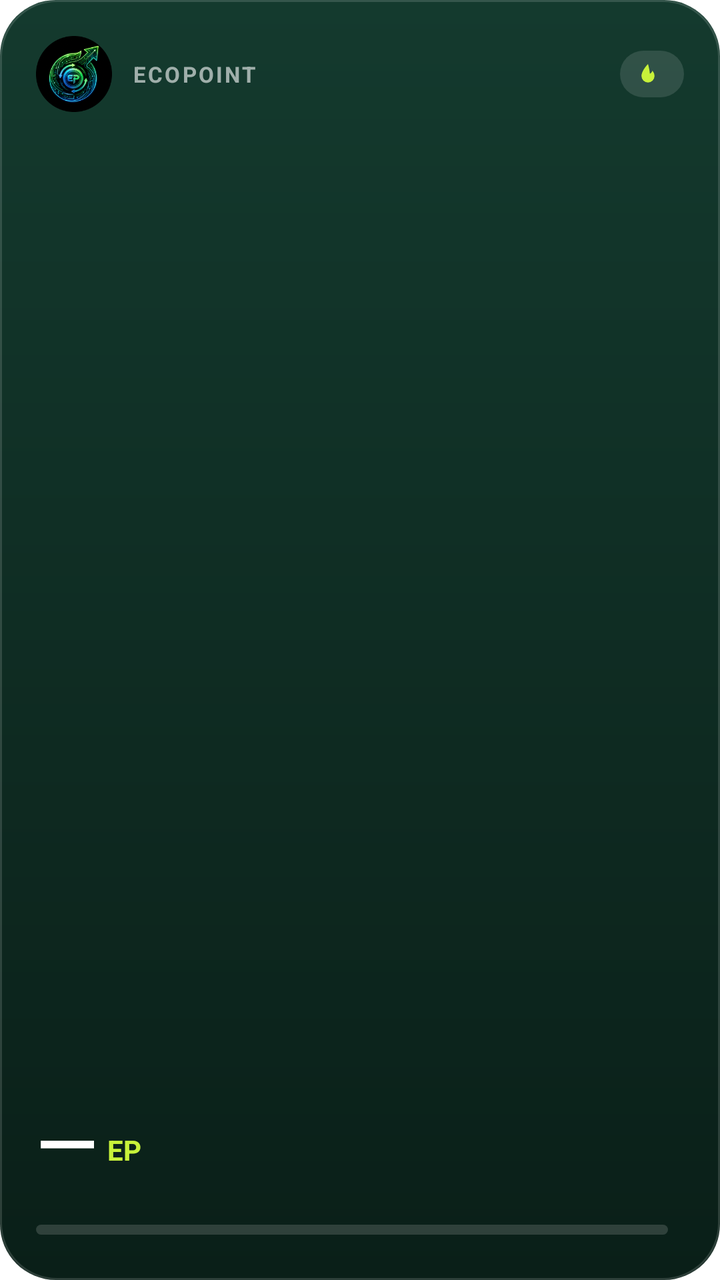
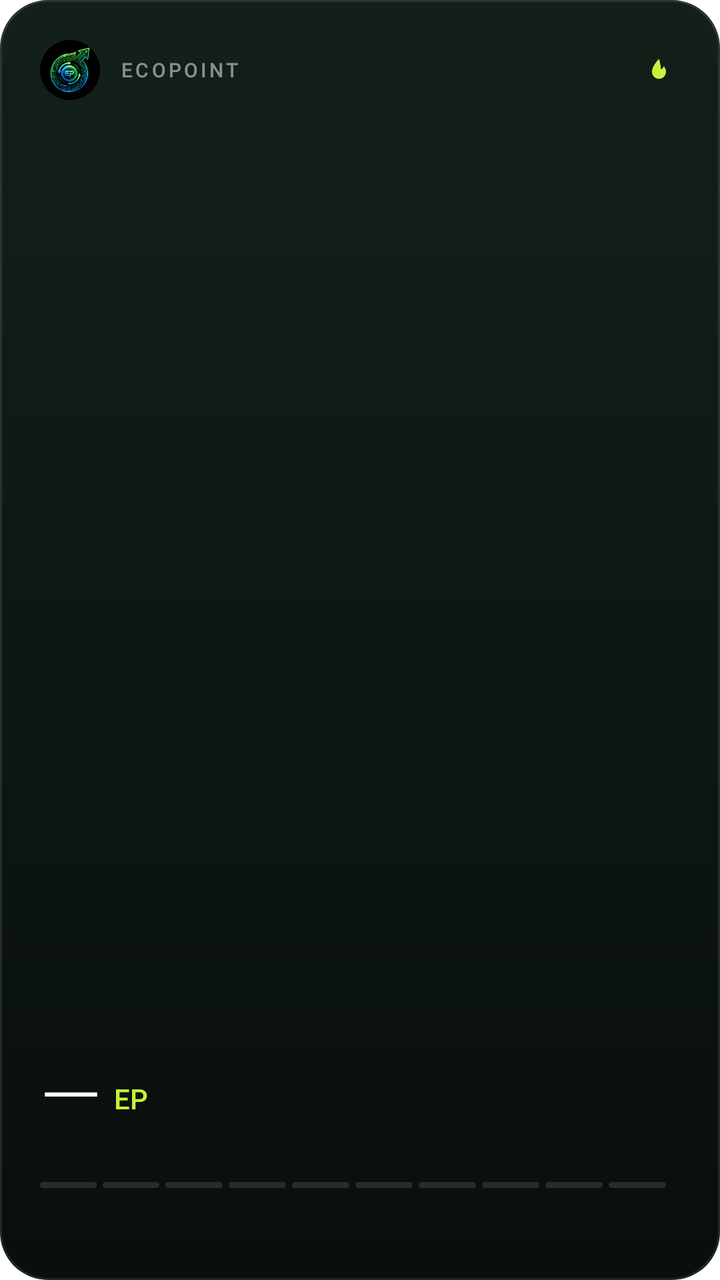

Compare the two renders of this Android layout. The source of the first and the diff that turns it into the second are given below.
<!-- AndroidManifest.xml: fallback theme Theme.MaterialComponents.DayNight.NoActionBar -->
<!-- res/layout/ep_widget.xml -->
<?xml version="1.0" encoding="utf-8"?>
<FrameLayout xmlns:android="http://schemas.android.com/apk/res/android"
    android:id="@+id/ep_widget_root"
    android:layout_width="match_parent"
    android:layout_height="match_parent"
    android:background="@drawable/ep_widget_bg">

    <LinearLayout
        android:layout_width="match_parent"
        android:layout_height="match_parent"
        android:orientation="vertical"
        android:padding="18dp">

                        <LinearLayout
                android:layout_width="match_parent"
                android:layout_height="wrap_content"
                android:gravity="center_vertical"
                android:orientation="horizontal">
                <ImageView
                android:layout_width="38dp"
                android:layout_height="38dp"
                android:contentDescription="EcoPoint"
                android:scaleType="fitCenter"
                android:src="@drawable/ep_widget_logo" />
                <TextView
                android:id="@+id/ep_widget_label"
                android:layout_width="0dp"
                android:layout_height="wrap_content"
                android:layout_marginStart="10dp"
                android:layout_weight="1"
                android:letterSpacing="0.1"
                android:maxLines="1"
                android:text="EcoPoint"
                android:textAllCaps="true"
                android:textColor="#99FFFFFF"
                android:textSize="11sp"
                android:textStyle="bold" />
                <LinearLayout
                android:id="@+id/ep_widget_streak_chip"
                android:layout_width="wrap_content"
                android:layout_height="wrap_content"
                android:background="@drawable/ep_widget_pill"
                android:gravity="center_vertical"
                android:orientation="horizontal"
                android:paddingStart="8dp"
                android:paddingTop="4dp"
                android:paddingEnd="9dp"
                android:paddingBottom="4dp">

                <ImageView
                    android:layout_width="12dp"
                    android:layout_height="12dp"
                    android:importantForAccessibility="no"
                    android:src="@drawable/ep_widget_flame" />

                <TextView
                    android:id="@+id/ep_widget_streak"
                    android:layout_width="wrap_content"
                    android:layout_height="wrap_content"
                    android:layout_marginStart="3dp"
                    android:includeFontPadding="false"
                    android:text=""
                    android:textColor="#FFC8F23A"
                    android:textSize="13sp"
                    android:textStyle="bold" />
            </LinearLayout>
            </LinearLayout>

            <View
                android:layout_width="match_parent"
                android:layout_height="0dp"
                android:layout_weight="1" />

            <LinearLayout
                android:layout_width="wrap_content"
                android:layout_height="wrap_content"
                android:gravity="bottom"
                android:orientation="horizontal">

                <TextView
                    android:id="@+id/ep_widget_balance"
                    android:layout_width="wrap_content"
                    android:layout_height="wrap_content"
                    android:fontFamily="sans-serif-medium"
                    android:includeFontPadding="false"
                    android:maxLines="1"
                    android:text="—"
                    android:textColor="#FFFFFFFF"
                    android:textSize="40sp" />

                <TextView
                    android:id="@+id/ep_widget_unit"
                    android:layout_width="wrap_content"
                    android:layout_height="wrap_content"
                    android:layout_marginStart="5dp"
                    android:layout_marginBottom="6dp"
                    android:includeFontPadding="false"
                    android:text="EP"
                    android:textColor="#FFC8F23A"
                    android:textSize="14sp"
                    android:textStyle="bold" />
            </LinearLayout>

            <LinearLayout
                android:layout_width="match_parent"
                android:layout_height="wrap_content"
                android:layout_marginTop="12dp"
                android:gravity="center_vertical"
                android:orientation="horizontal">
                <ProgressBar
                    android:id="@+id/ep_widget_progress"
                    style="@android:style/Widget.ProgressBar.Horizontal"
                    android:layout_width="0dp"
                    android:layout_height="5dp"
                    android:layout_weight="1"
                    android:max="100"
                    android:progress="0"
                    android:progressDrawable="@drawable/ep_widget_progress" />
                <TextView
                    android:id="@+id/ep_widget_goal"
                    android:layout_width="wrap_content"
                    android:layout_height="wrap_content"
                    android:layout_marginStart="8dp"
                    android:includeFontPadding="false"
                    android:text=""
                    android:textColor="#B3FFFFFF"
                    android:textSize="12sp"
                    android:textStyle="bold" />
            </LinearLayout>
    </LinearLayout>
</FrameLayout>
<!-- resources referenced by this layout -->
<resources>
  <!-- drawable ep_widget_bg (drawable) -->
  <?xml version="1.0" encoding="utf-8"?>
  <layer-list xmlns:android="http://schemas.android.com/apk/res/android">
      <item>
          <shape android:shape="rectangle">
              <gradient android:angle="270" android:startColor="#FF143A2E" android:endColor="#FF0A1F18" />
              <corners android:radius="28dp" />
          </shape>
      </item>
      <item>
          <shape android:shape="rectangle">
              <stroke android:width="1dp" android:color="#24FFFFFF" />
              <corners android:radius="28dp" />
          </shape>
      </item>
  </layer-list>
  <!-- drawable ep_widget_flame (drawable) -->
  <?xml version="1.0" encoding="utf-8"?>
  <vector xmlns:android="http://schemas.android.com/apk/res/android"
      android:width="24dp"
      android:height="24dp"
      android:viewportWidth="24"
      android:viewportHeight="24">
      <path
          android:fillColor="#FFC8F23A"
          android:pathData="M12,2C12,2 5.5,8.5 5.5,14a6.5,6.5 0 0 0 13,0c0,-2.2 -1,-3.8 -2.1,-5.3c-0.5,1.6 -1.5,2.6 -2.6,3.1C13.8,8.2 12,2 12,2z" />
  </vector>
  <!-- drawable ep_widget_logo: png bitmap (drawable-nodpi, 46098 bytes) -->
  <!-- drawable ep_widget_pill (drawable) -->
  <?xml version="1.0" encoding="utf-8"?>
  <shape xmlns:android="http://schemas.android.com/apk/res/android" android:shape="rectangle">
      <solid android:color="#1FFFFFFF" />
      <corners android:radius="20dp" />
  </shape>
  <!-- drawable ep_widget_progress (drawable) -->
  <?xml version="1.0" encoding="utf-8"?>
  <layer-list xmlns:android="http://schemas.android.com/apk/res/android">
      <item android:id="@android:id/background">
          <shape android:shape="rectangle">
              <solid android:color="#26FFFFFF" />
              <corners android:radius="3dp" />
          </shape>
      </item>
      <item android:id="@android:id/progress">
          <clip>
              <shape android:shape="rectangle">
                  <solid android:color="#FFC8F23A" />
                  <corners android:radius="3dp" />
              </shape>
          </clip>
      </item>
  </layer-list>
</resources>

<!-- the commit's change to res/layout/ep_widget.xml (unified diff, before → after) -->
@@ -9,16 +9,16 @@
         android:layout_width="match_parent"
         android:layout_height="match_parent"
         android:orientation="vertical"
-        android:padding="18dp">
-
-                        <LinearLayout
+        android:padding="20dp">
+
+            <LinearLayout
                 android:layout_width="match_parent"
                 android:layout_height="wrap_content"
                 android:gravity="center_vertical"
                 android:orientation="horizontal">
                 <ImageView
-                android:layout_width="38dp"
-                android:layout_height="38dp"
+                android:layout_width="30dp"
+                android:layout_height="30dp"
                 android:contentDescription="EcoPoint"
                 android:scaleType="fitCenter"
                 android:src="@drawable/ep_widget_logo" />
@@ -26,52 +26,50 @@
                 android:id="@+id/ep_widget_label"
                 android:layout_width="0dp"
                 android:layout_height="wrap_content"
+                android:layout_weight="1"
                 android:layout_marginStart="10dp"
-                android:layout_weight="1"
-                android:letterSpacing="0.1"
+                android:layout_marginBottom="0dp"
+                android:fontFamily="sans-serif-medium"
+                android:letterSpacing="0.14"
                 android:maxLines="1"
                 android:text="EcoPoint"
                 android:textAllCaps="true"
-                android:textColor="#99FFFFFF"
-                android:textSize="11sp"
-                android:textStyle="bold" />
+                android:textColor="#80FFFFFF"
+                android:textSize="10sp" />
                 <LinearLayout
                 android:id="@+id/ep_widget_streak_chip"
                 android:layout_width="wrap_content"
                 android:layout_height="wrap_content"
-                android:background="@drawable/ep_widget_pill"
                 android:gravity="center_vertical"
-                android:orientation="horizontal"
-                android:paddingStart="8dp"
-                android:paddingTop="4dp"
-                android:paddingEnd="9dp"
-                android:paddingBottom="4dp">
+                android:orientation="horizontal">
 
                 <ImageView
-                    android:layout_width="12dp"
-                    android:layout_height="12dp"
+                    android:layout_width="13dp"
+                    android:layout_height="13dp"
                     android:importantForAccessibility="no"
+                    android:id="@+id/ep_widget_flame"
                     android:src="@drawable/ep_widget_flame" />
 
                 <TextView
                     android:id="@+id/ep_widget_streak"
                     android:layout_width="wrap_content"
                     android:layout_height="wrap_content"
-                    android:layout_marginStart="3dp"
+                    android:layout_marginStart="4dp"
+                    android:fontFamily="sans-serif-medium"
                     android:includeFontPadding="false"
                     android:text=""
-                    android:textColor="#FFC8F23A"
-                    android:textSize="13sp"
-                    android:textStyle="bold" />
-            </LinearLayout>
-            </LinearLayout>
-
-            <View
+                    android:textColor="#E6FFFFFF"
+                    android:textSize="14sp" />
+            </LinearLayout>
+            </LinearLayout>
+
+            <LinearLayout
                 android:layout_width="match_parent"
                 android:layout_height="0dp"
-                android:layout_weight="1" />
-
-            <LinearLayout
+                android:layout_weight="1"
+                android:gravity="bottom"
+                android:orientation="vertical">
+                <LinearLayout
                 android:layout_width="wrap_content"
                 android:layout_height="wrap_content"
                 android:gravity="bottom"
@@ -81,7 +79,7 @@
                     android:id="@+id/ep_widget_balance"
                     android:layout_width="wrap_content"
                     android:layout_height="wrap_content"
-                    android:fontFamily="sans-serif-medium"
+                    android:fontFamily="sans-serif-light"
                     android:includeFontPadding="false"
                     android:maxLines="1"
                     android:text="—"
@@ -92,40 +90,181 @@
                     android:id="@+id/ep_widget_unit"
                     android:layout_width="wrap_content"
                     android:layout_height="wrap_content"
-                    android:layout_marginStart="5dp"
-                    android:layout_marginBottom="6dp"
+                    android:layout_marginStart="6dp"
+                    android:layout_marginBottom="7dp"
+                    android:fontFamily="sans-serif-medium"
                     android:includeFontPadding="false"
                     android:text="EP"
                     android:textColor="#FFC8F23A"
-                    android:textSize="14sp"
-                    android:textStyle="bold" />
-            </LinearLayout>
-
-            <LinearLayout
-                android:layout_width="match_parent"
-                android:layout_height="wrap_content"
-                android:layout_marginTop="12dp"
+                    android:textSize="14sp" />
+            </LinearLayout>
+                <LinearLayout
+                android:id="@+id/ep_widget_bar_row"
+                android:layout_width="match_parent"
+                android:layout_height="wrap_content"
+                android:layout_marginTop="14dp"
                 android:gravity="center_vertical"
                 android:orientation="horizontal">
-                <ProgressBar
-                    android:id="@+id/ep_widget_progress"
-                    style="@android:style/Widget.ProgressBar.Horizontal"
+
+                <LinearLayout
                     android:layout_width="0dp"
-                    android:layout_height="5dp"
+                    android:layout_height="wrap_content"
                     android:layout_weight="1"
-                    android:max="100"
-                    android:progress="0"
-                    android:progressDrawable="@drawable/ep_widget_progress" />
+                    android:orientation="horizontal">
+                    <FrameLayout
+                        android:layout_width="0dp"
+                        android:layout_height="3dp"
+                        android:layout_marginEnd="3dp"
+                        android:layout_weight="1"
+                        android:background="@drawable/ep_widget_seg_off">
+                        <LinearLayout
+                            android:id="@+id/ep_widget_seg_0"
+                            android:layout_width="match_parent"
+                            android:layout_height="match_parent"
+                            android:background="@drawable/ep_widget_seg_on"
+                            android:visibility="gone" />
+                    </FrameLayout>
+                    <FrameLayout
+                        android:layout_width="0dp"
+                        android:layout_height="3dp"
+                        android:layout_marginEnd="3dp"
+                        android:layout_weight="1"
+                        android:background="@drawable/ep_widget_seg_off">
+                        <LinearLayout
+                            android:id="@+id/ep_widget_seg_1"
+                            android:layout_width="match_parent"
+                            android:layout_height="match_parent"
+                            android:background="@drawable/ep_widget_seg_on"
+                            android:visibility="gone" />
+                    </FrameLayout>
+                    <FrameLayout
+                        android:layout_width="0dp"
+                        android:layout_height="3dp"
+                        android:layout_marginEnd="3dp"
+                        android:layout_weight="1"
+                        android:background="@drawable/ep_widget_seg_off">
+                        <LinearLayout
+                            android:id="@+id/ep_widget_seg_2"
+                            android:layout_width="match_parent"
+                            android:layout_height="match_parent"
+                            android:background="@drawable/ep_widget_seg_on"
+                            android:visibility="gone" />
+                    </FrameLayout>
+                    <FrameLayout
+                        android:layout_width="0dp"
+                        android:layout_height="3dp"
+                        android:layout_marginEnd="3dp"
+                        android:layout_weight="1"
+                        android:background="@drawable/ep_widget_seg_off">
+                        <LinearLayout
+                            android:id="@+id/ep_widget_seg_3"
+                            android:layout_width="match_parent"
+                            android:layout_height="match_parent"
+                            android:background="@drawable/ep_widget_seg_on"
+                            android:visibility="gone" />
+                    </FrameLayout>
+                    <FrameLayout
+                        android:layout_width="0dp"
+                        android:layout_height="3dp"
+                        android:layout_marginEnd="3dp"
+                        android:layout_weight="1"
+                        android:background="@drawable/ep_widget_seg_off">
+                        <LinearLayout
+                            android:id="@+id/ep_widget_seg_4"
+                            android:layout_width="match_parent"
+                            android:layout_height="match_parent"
+                            android:background="@drawable/ep_widget_seg_on"
+                            android:visibility="gone" />
+                    </FrameLayout>
+                    <FrameLayout
+                        android:layout_width="0dp"
+                        android:layout_height="3dp"
+                        android:layout_marginEnd="3dp"
+                        android:layout_weight="1"
+                        android:background="@drawable/ep_widget_seg_off">
+                        <LinearLayout
+                            android:id="@+id/ep_widget_seg_5"
+                            android:layout_width="match_parent"
+                            android:layout_height="match_parent"
+                            android:background="@drawable/ep_widget_seg_on"
+                            android:visibility="gone" />
+                    </FrameLayout>
+                    <FrameLayout
+                        android:layout_width="0dp"
+                        android:layout_height="3dp"
+                        android:layout_marginEnd="3dp"
+                        android:layout_weight="1"
+                        android:background="@drawable/ep_widget_seg_off">
+                        <LinearLayout
+                            android:id="@+id/ep_widget_seg_6"
+                            android:layout_width="match_parent"
+                            android:layout_height="match_parent"
+                            android:background="@drawable/ep_widget_seg_on"
+                            android:visibility="gone" />
+                    </FrameLayout>
+                    <FrameLayout
+                        android:layout_width="0dp"
+                        android:layout_height="3dp"
+                        android:layout_marginEnd="3dp"
+                        android:layout_weight="1"
+                        android:background="@drawable/ep_widget_seg_off">
+                        <LinearLayout
+                            android:id="@+id/ep_widget_seg_7"
+                            android:layout_width="match_parent"
+                            android:layout_height="match_parent"
+                            android:background="@drawable/ep_widget_seg_on"
+                            android:visibility="gone" />
+                    </FrameLayout>
+                    <FrameLayout
+                        android:layout_width="0dp"
+                        android:layout_height="3dp"
+                        android:layout_marginEnd="3dp"
+                        android:layout_weight="1"
+                        android:background="@drawable/ep_widget_seg_off">
+                        <LinearLayout
+                            android:id="@+id/ep_widget_seg_8"
+                            android:layout_width="match_parent"
+                            android:layout_height="match_parent"
+                            android:background="@drawable/ep_widget_seg_on"
+                            android:visibility="gone" />
+                    </FrameLayout>
+                    <FrameLayout
+                        android:layout_width="0dp"
+                        android:layout_height="3dp"
+                        android:layout_marginEnd="3dp"
+                        android:layout_weight="1"
+                        android:background="@drawable/ep_widget_seg_off">
+                        <LinearLayout
+                            android:id="@+id/ep_widget_seg_9"
+                            android:layout_width="match_parent"
+                            android:layout_height="match_parent"
+                            android:background="@drawable/ep_widget_seg_on"
+                            android:visibility="gone" />
+                    </FrameLayout>
+                </LinearLayout>
+
                 <TextView
                     android:id="@+id/ep_widget_goal"
                     android:layout_width="wrap_content"
                     android:layout_height="wrap_content"
-                    android:layout_marginStart="8dp"
+                    android:layout_marginStart="4dp"
+                    android:fontFamily="sans-serif-medium"
                     android:includeFontPadding="false"
                     android:text=""
-                    android:textColor="#B3FFFFFF"
-                    android:textSize="12sp"
-                    android:textStyle="bold" />
+                    android:textColor="#99FFFFFF"
+                    android:textSize="11sp" />
+            </LinearLayout>
+                <TextView
+                android:id="@+id/ep_widget_motto"
+                android:layout_width="match_parent"
+                android:layout_height="wrap_content"
+                android:layout_marginTop="8dp"
+                android:fontFamily="sans-serif-medium"
+                android:includeFontPadding="false"
+                android:maxLines="1"
+                android:text=""
+                android:textColor="#E6C8F23A"
+                android:textSize="11sp" />
             </LinearLayout>
     </LinearLayout>
 </FrameLayout>
<!-- resource entries referenced after the edit -->
@@ -5,14 +5,14 @@
   <layer-list xmlns:android="http://schemas.android.com/apk/res/android">
       <item>
           <shape android:shape="rectangle">
-              <gradient android:angle="270" android:startColor="#FF143A2E" android:endColor="#FF0A1F18" />
-              <corners android:radius="28dp" />
+              <gradient android:angle="270" android:startColor="#FF13201A" android:endColor="#FF090F0C" />
+              <corners android:radius="24dp" />
           </shape>
       </item>
       <item>
           <shape android:shape="rectangle">
-              <stroke android:width="1dp" android:color="#24FFFFFF" />
-              <corners android:radius="28dp" />
+              <stroke android:width="1dp" android:color="#1AFFFFFF" />
+              <corners android:radius="24dp" />
           </shape>
       </item>
   </layer-list>
@@ -28,29 +28,17 @@
           android:pathData="M12,2C12,2 5.5,8.5 5.5,14a6.5,6.5 0 0 0 13,0c0,-2.2 -1,-3.8 -2.1,-5.3c-0.5,1.6 -1.5,2.6 -2.6,3.1C13.8,8.2 12,2 12,2z" />
   </vector>
   <!-- drawable ep_widget_logo: png bitmap (drawable-nodpi, 46098 bytes) -->
-  <!-- drawable ep_widget_pill (drawable) -->
+  <!-- drawable ep_widget_seg_off (drawable) -->
   <?xml version="1.0" encoding="utf-8"?>
   <shape xmlns:android="http://schemas.android.com/apk/res/android" android:shape="rectangle">
       <solid android:color="#1FFFFFFF" />
-      <corners android:radius="20dp" />
+      <corners android:radius="2dp" />
   </shape>
-  <!-- drawable ep_widget_progress (drawable) -->
+  <!-- drawable ep_widget_seg_on (drawable) -->
   <?xml version="1.0" encoding="utf-8"?>
-  <layer-list xmlns:android="http://schemas.android.com/apk/res/android">
-      <item android:id="@android:id/background">
-          <shape android:shape="rectangle">
-              <solid android:color="#26FFFFFF" />
-              <corners android:radius="3dp" />
-          </shape>
-      </item>
-      <item android:id="@android:id/progress">
-          <clip>
-              <shape android:shape="rectangle">
-                  <solid android:color="#FFC8F23A" />
-                  <corners android:radius="3dp" />
-              </shape>
-          </clip>
-      </item>
-  </layer-list>
+  <shape xmlns:android="http://schemas.android.com/apk/res/android" android:shape="rectangle">
+      <solid android:color="#FFC8F23A" />
+      <corners android:radius="2dp" />
+  </shape>
 </resources>
 
